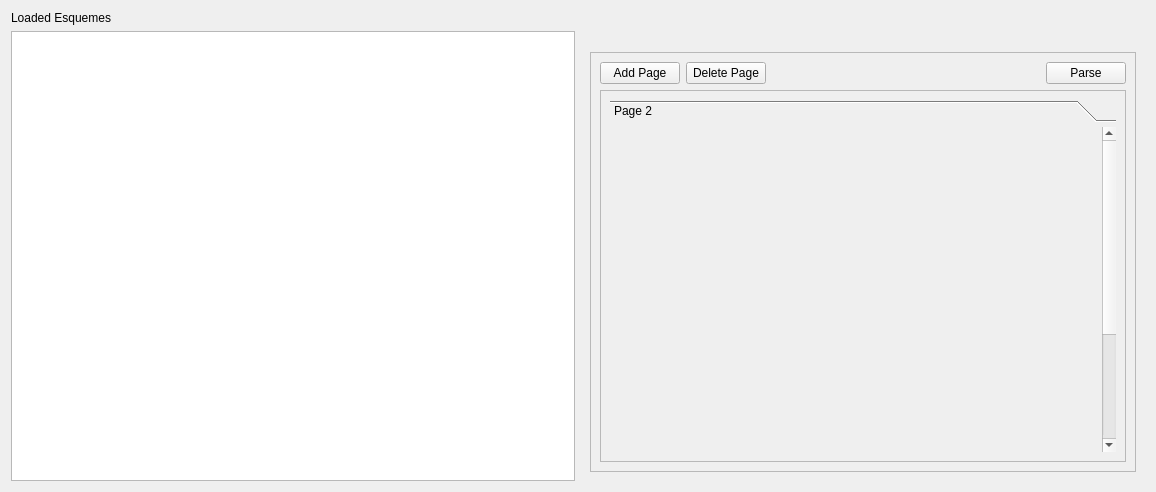
Before: the Qt Designer form ui/PMainEsquemaUI.ui in icampsi/FindWhat, drawn with Qt 5.
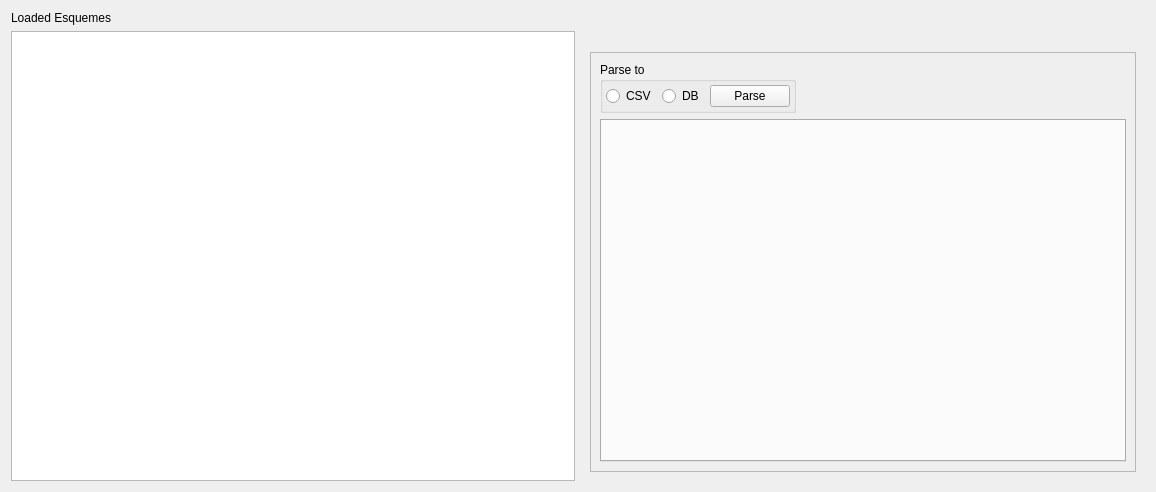
After: the same form once the commit is applied. Custom widgets are drawn as their Qt base class.

Patch:
```diff
--- a/ui/PMainEsquemaUI.ui
+++ b/ui/PMainEsquemaUI.ui
@@ -70,65 +70,43 @@
          </property>
          <layout class="QVBoxLayout" name="verticalLayout_3">
           <item>
-           <widget class="QFrame" name="frame_2">
-            <property name="frameShape">
-             <enum>QFrame::NoFrame</enum>
+           <widget class="QGroupBox" name="groupBox">
+            <property name="sizePolicy">
+             <sizepolicy hsizetype="Fixed" vsizetype="Fixed">
+              <horstretch>0</horstretch>
+              <verstretch>0</verstretch>
+             </sizepolicy>
             </property>
-            <property name="frameShadow">
-             <enum>QFrame::Raised</enum>
+            <property name="title">
+             <string>Parse to</string>
             </property>
-            <layout class="QHBoxLayout" name="horizontalLayout">
+            <layout class="QHBoxLayout" name="horizontalLayout_2">
              <property name="leftMargin">
-              <number>0</number>
+              <number>3</number>
              </property>
              <property name="topMargin">
-              <number>0</number>
+              <number>3</number>
              </property>
              <property name="rightMargin">
-              <number>0</number>
+              <number>3</number>
              </property>
              <property name="bottomMargin">
-              <number>0</number>
+              <number>3</number>
              </property>
              <item>
-              <widget class="QPushButton" name="pushButton_addPage">
-               <property name="sizePolicy">
-                <sizepolicy hsizetype="Fixed" vsizetype="Fixed">
-                 <horstretch>0</horstretch>
-                 <verstretch>0</verstretch>
-                </sizepolicy>
-               </property>
+              <widget class="QRadioButton" name="radioButton_csvParse">
                <property name="text">
-                <string>Add Page</string>
+                <string>CSV</string>
                </property>
               </widget>
              </item>
              <item>
-              <widget class="QPushButton" name="DeletePage">
-               <property name="sizePolicy">
-                <sizepolicy hsizetype="Fixed" vsizetype="Fixed">
-                 <horstretch>0</horstretch>
-                 <verstretch>0</verstretch>
-                </sizepolicy>
-               </property>
+              <widget class="QRadioButton" name="radioButton_dbParse">
                <property name="text">
-                <string>Delete Page</string>
+                <string>DB</string>
                </property>
               </widget>
              </item>
-             <item>
-              <spacer name="horizontalSpacer">
-               <property name="orientation">
-                <enum>Qt::Horizontal</enum>
-               </property>
-               <property name="sizeHint" stdset="0">
-                <size>
-                 <width>40</width>
-                 <height>20</height>
-                </size>
-               </property>
-              </spacer>
-             </item>
              <item>
               <widget class="QPushButton" name="pushButton_parse">
                <property name="text">
@@ -140,84 +118,28 @@
            </widget>
           </item>
           <item>
-           <widget class="QScrollArea" name="scrollArea_toolBox">
+           <widget class="ExtTabWidget" name="toolBox_formatEsquema">
             <property name="sizePolicy">
-             <sizepolicy hsizetype="Expanding" vsizetype="Expanding">
+             <sizepolicy hsizetype="Preferred" vsizetype="MinimumExpanding">
               <horstretch>0</horstretch>
               <verstretch>0</verstretch>
              </sizepolicy>
             </property>
-            <property name="layoutDirection">
-             <enum>Qt::LeftToRight</enum>
+            <property name="tabPosition">
+             <enum>QTabWidget::North</enum>
             </property>
-            <property name="sizeAdjustPolicy">
-             <enum>QAbstractScrollArea::AdjustToContents</enum>
+            <property name="tabShape">
+             <enum>QTabWidget::Rounded</enum>
             </property>
-            <property name="widgetResizable">
+            <property name="elideMode">
+             <enum>Qt::ElideNone</enum>
+            </property>
+            <property name="tabsClosable">
              <bool>true</bool>
             </property>
-            <property name="alignment">
-             <set>Qt::AlignLeading|Qt::AlignLeft|Qt::AlignVCenter</set>
+            <property name="movable">
+             <bool>true</bool>
             </property>
-            <widget class="QWidget" name="scrollAreaWidgetContents">
-             <property name="geometry">
-              <rect>
-               <x>0</x>
-               <y>0</y>
-               <width>515</width>
-               <height>335</height>
-              </rect>
-             </property>
-             <property name="minimumSize">
-              <size>
-               <width>300</width>
-               <height>0</height>
-              </size>
-             </property>
-             <property name="sizeIncrement">
-              <size>
-               <width>0</width>
-               <height>0</height>
-              </size>
-             </property>
-             <layout class="QVBoxLayout" name="verticalLayout_4">
-              <item>
-               <widget class="QToolBox" name="toolBox_formatEsquema">
-                <property name="sizePolicy">
-                 <sizepolicy hsizetype="Preferred" vsizetype="MinimumExpanding">
-                  <horstretch>0</horstretch>
-                  <verstretch>0</verstretch>
-                 </sizepolicy>
-                </property>
-                <property name="currentIndex">
-                 <number>0</number>
-                </property>
-                <property name="tabSpacing">
-                 <number>5</number>
-                </property>
-                <widget class="QWidget" name="page_2">
-                 <property name="geometry">
-                  <rect>
-                   <x>0</x>
-                   <y>0</y>
-                   <width>476</width>
-                   <height>500</height>
-                  </rect>
-                 </property>
-                 <property name="minimumSize">
-                  <size>
-                   <width>0</width>
-                   <height>500</height>
-                  </size>
-                 </property>
-                 <attribute name="label">
-                  <string>Page 2</string>
-                 </attribute>
-                </widget>
-               </widget>
-              </item>
-             </layout>
-            </widget>
            </widget>
           </item>
          </layout>
@@ -265,17 +187,23 @@
   </layout>
  </widget>
  <customwidgets>
-  <customwidget>
-   <class>WToolBarEsquema</class>
-   <extends>QWidget</extends>
-   <header>WToolBarEsquema.h</header>
-   <container>1</container>
-  </customwidget>
   <customwidget>
    <class>WExtendedListWidget</class>
    <extends>QListWidget</extends>
    <header>WExtendedListWidget.h</header>
   </customwidget>
+  <customwidget>
+   <class>WToolBarEsquema</class>
+   <extends>QWidget</extends>
+   <header>ui/WToolBarEsquema.h</header>
+   <container>1</container>
+  </customwidget>
+  <customwidget>
+   <class>ExtTabWidget</class>
+   <extends>QTabWidget</extends>
+   <header>ui/ExtTabWidget.h</header>
+   <container>1</container>
+  </customwidget>
  </customwidgets>
  <resources/>
  <connections/>
```
Left out of the diff: 14 changed lines with no effect on the pictures.
